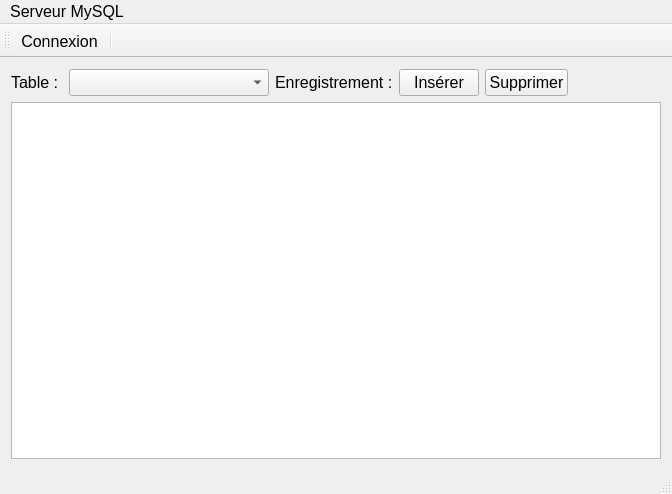
The window that 10_Banque/mainwindow.ui (TheoMichaud/Apprendre_QT) describes before a commit, drawn with Qt 5.
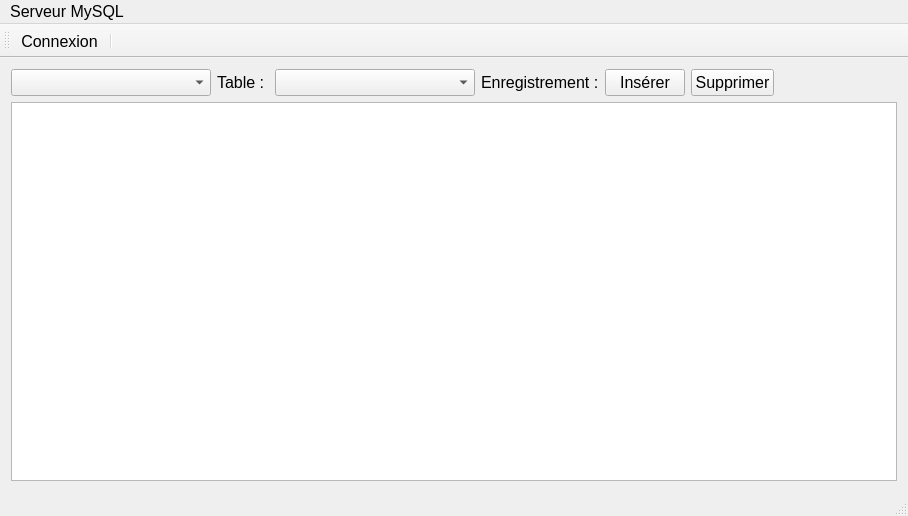
The same window after the commit. Icons and pictures are not drawn.

What changed in the file:
```diff
--- a/10_Banque/mainwindow.ui
+++ b/10_Banque/mainwindow.ui
@@ -6,8 +6,8 @@
    <rect>
     <x>0</x>
     <y>0</y>
-    <width>672</width>
-    <height>494</height>
+    <width>908</width>
+    <height>516</height>
    </rect>
   </property>
   <property name="font">
@@ -24,6 +24,16 @@
      <layout class="QVBoxLayout" name="verticalLayout">
       <item>
        <layout class="QHBoxLayout" name="horizontalLayout">
+        <item>
+         <widget class="QComboBox" name="comboBoxBases">
+          <property name="minimumSize">
+           <size>
+            <width>200</width>
+            <height>0</height>
+           </size>
+          </property>
+         </widget>
+        </item>
         <item>
          <widget class="QLabel" name="label">
           <property name="font">
@@ -118,7 +128,7 @@
     <rect>
      <x>0</x>
      <y>0</y>
-     <width>672</width>
+     <width>908</width>
      <height>26</height>
     </rect>
    </property>
```
